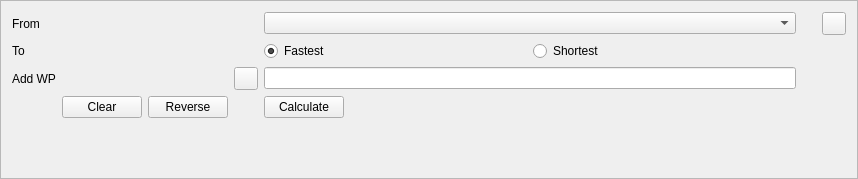
kadas-albireo/kadas-albireo2, file kadasrouting/gui/shortestpathbottombar.ui: the form before one commit.
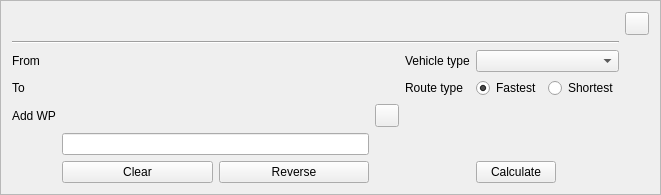
The form after the commit. Icons and pictures are not drawn.

Commit message: use kadas layer selector and fixed maptool behaviour

```diff
--- a/kadasrouting/gui/shortestpathbottombar.ui
+++ b/kadasrouting/gui/shortestpathbottombar.ui
@@ -6,8 +6,8 @@
    <rect>
     <x>0</x>
     <y>0</y>
-    <width>858</width>
-    <height>179</height>
+    <width>661</width>
+    <height>189</height>
    </rect>
   </property>
   <property name="windowTitle">
@@ -20,7 +20,14 @@
    <enum>QFrame::Raised</enum>
   </property>
   <layout class="QGridLayout" name="gridLayout">
-   <item row="3" column="1">
+   <item row="1" column="0" colspan="5">
+    <widget class="Line" name="line">
+     <property name="orientation">
+      <enum>Qt::Horizontal</enum>
+     </property>
+    </widget>
+   </item>
+   <item row="6" column="1">
     <widget class="QWidget" name="widgetButton" native="true">
      <layout class="QHBoxLayout" name="horizontalLayout_2">
       <property name="leftMargin">
@@ -52,24 +59,79 @@
      </layout>
     </widget>
    </item>
-   <item row="1" column="0">
+   <item row="3" column="4">
+    <widget class="QWidget" name="widgetMode" native="true">
+     <layout class="QHBoxLayout" name="horizontalLayout">
+      <property name="leftMargin">
+       <number>0</number>
+      </property>
+      <property name="topMargin">
+       <number>0</number>
+      </property>
+      <property name="rightMargin">
+       <number>0</number>
+      </property>
+      <property name="bottomMargin">
+       <number>0</number>
+      </property>
+      <item>
+       <widget class="QRadioButton" name="radioButtonFastest">
+        <property name="text">
+         <string>Fastest</string>
+        </property>
+        <property name="checked">
+         <bool>true</bool>
+        </property>
+       </widget>
+      </item>
+      <item>
+       <widget class="QRadioButton" name="radioButtonShortest">
+        <property name="text">
+         <string>Shortest</string>
+        </property>
+        <property name="checked">
+         <bool>false</bool>
+        </property>
+       </widget>
+      </item>
+     </layout>
+    </widget>
+   </item>
+   <item row="2" column="4">
+    <widget class="QComboBox" name="comboBoxVehicles"/>
+   </item>
+   <item row="3" column="0">
     <widget class="QLabel" name="labelTo">
      <property name="text">
       <string>To</string>
      </property>
     </widget>
    </item>
-   <item row="0" column="0">
+   <item row="4" column="2">
+    <widget class="QToolButton" name="btnAddWaypoints">
+     <property name="sizePolicy">
+      <sizepolicy hsizetype="Maximum" vsizetype="Fixed">
+       <horstretch>0</horstretch>
+       <verstretch>0</verstretch>
+      </sizepolicy>
+     </property>
+     <property name="text">
+      <string/>
+     </property>
+     <property name="icon">
+      <iconset theme="close">
+       <normaloff>.</normaloff>.</iconset>
+     </property>
+    </widget>
+   </item>
+   <item row="2" column="0">
     <widget class="QLabel" name="labelFrom">
      <property name="text">
       <string>From</string>
      </property>
     </widget>
    </item>
-   <item row="0" column="4">
-    <widget class="QComboBox" name="comboBoxVehicles"/>
-   </item>
-   <item row="4" column="5">
+   <item row="7" column="5">
     <spacer name="verticalSpacer">
      <property name="orientation">
       <enum>Qt::Vertical</enum>
@@ -82,89 +144,7 @@
      </property>
     </spacer>
    </item>
-   <item row="2" column="2">
-    <widget class="QToolButton" name="btnAddWaypoints">
-     <property name="sizePolicy">
-      <sizepolicy hsizetype="Maximum" vsizetype="Fixed">
-       <horstretch>0</horstretch>
-       <verstretch>0</verstretch>
-      </sizepolicy>
-     </property>
-     <property name="text">
-      <string/>
-     </property>
-     <property name="icon">
-      <iconset theme="close">
-       <normaloff>.</normaloff>.</iconset>
-     </property>
-    </widget>
-   </item>
-   <item row="0" column="7">
-    <widget class="QToolButton" name="btnClose">
-     <property name="sizePolicy">
-      <sizepolicy hsizetype="Maximum" vsizetype="Fixed">
-       <horstretch>0</horstretch>
-       <verstretch>0</verstretch>
-      </sizepolicy>
-     </property>
-     <property name="text">
-      <string/>
-     </property>
-     <property name="icon">
-      <iconset theme="close">
-       <normaloff>.</normaloff>.</iconset>
-     </property>
-    </widget>
-   </item>
-   <item row="2" column="4">
-    <widget class="QLineEdit" name="lineEditWaypoints"/>
-   </item>
-   <item row="2" column="0">
-    <widget class="QLabel" name="labelAddWP">
-     <property name="text">
-      <string>Add WP</string>
-     </property>
-    </widget>
-   </item>
-   <item row="1" column="4">
-    <widget class="QWidget" name="widgetMode" native="true">
-     <layout class="QHBoxLayout" name="horizontalLayout">
-      <property name="leftMargin">
-       <number>0</number>
-      </property>
-      <property name="topMargin">
-       <number>0</number>
-      </property>
-      <property name="rightMargin">
-       <number>0</number>
-      </property>
-      <property name="bottomMargin">
-       <number>0</number>
-      </property>
-      <item>
-       <widget class="QRadioButton" name="radioButtonFastest">
-        <property name="text">
-         <string>Fastest</string>
-        </property>
-        <property name="checked">
-         <bool>true</bool>
-        </property>
-       </widget>
-      </item>
-      <item>
-       <widget class="QRadioButton" name="radioButtonShortest">
-        <property name="text">
-         <string>Shortest</string>
-        </property>
-        <property name="checked">
-         <bool>false</bool>
-        </property>
-       </widget>
-      </item>
-     </layout>
-    </widget>
-   </item>
-   <item row="3" column="4">
+   <item row="6" column="4">
     <widget class="QPushButton" name="btnCalculate">
      <property name="sizePolicy">
       <sizepolicy hsizetype="Maximum" vsizetype="Fixed">
@@ -177,6 +157,47 @@
      </property>
     </widget>
    </item>
+   <item row="4" column="0">
+    <widget class="QLabel" name="labelAddWP">
+     <property name="text">
+      <string>Add WP</string>
+     </property>
+    </widget>
+   </item>
+   <item row="2" column="3">
+    <widget class="QLabel" name="label_2">
+     <property name="text">
+      <string>Vehicle type</string>
+     </property>
+    </widget>
+   </item>
+   <item row="0" column="5">
+    <widget class="QToolButton" name="btnClose">
+     <property name="sizePolicy">
+      <sizepolicy hsizetype="Maximum" vsizetype="Fixed">
+       <horstretch>0</horstretch>
+       <verstretch>0</verstretch>
+      </sizepolicy>
+     </property>
+     <property name="text">
+      <string/>
+     </property>
+     <property name="icon">
+      <iconset theme="close">
+       <normaloff>.</normaloff>.</iconset>
+     </property>
+    </widget>
+   </item>
+   <item row="5" column="1">
+    <widget class="QLineEdit" name="lineEditWaypoints"/>
+   </item>
+   <item row="3" column="3">
+    <widget class="QLabel" name="label_3">
+     <property name="text">
+      <string>Route type</string>
+     </property>
+    </widget>
+   </item>
   </layout>
  </widget>
  <resources/>
```
The commit also changes 2 other files.
